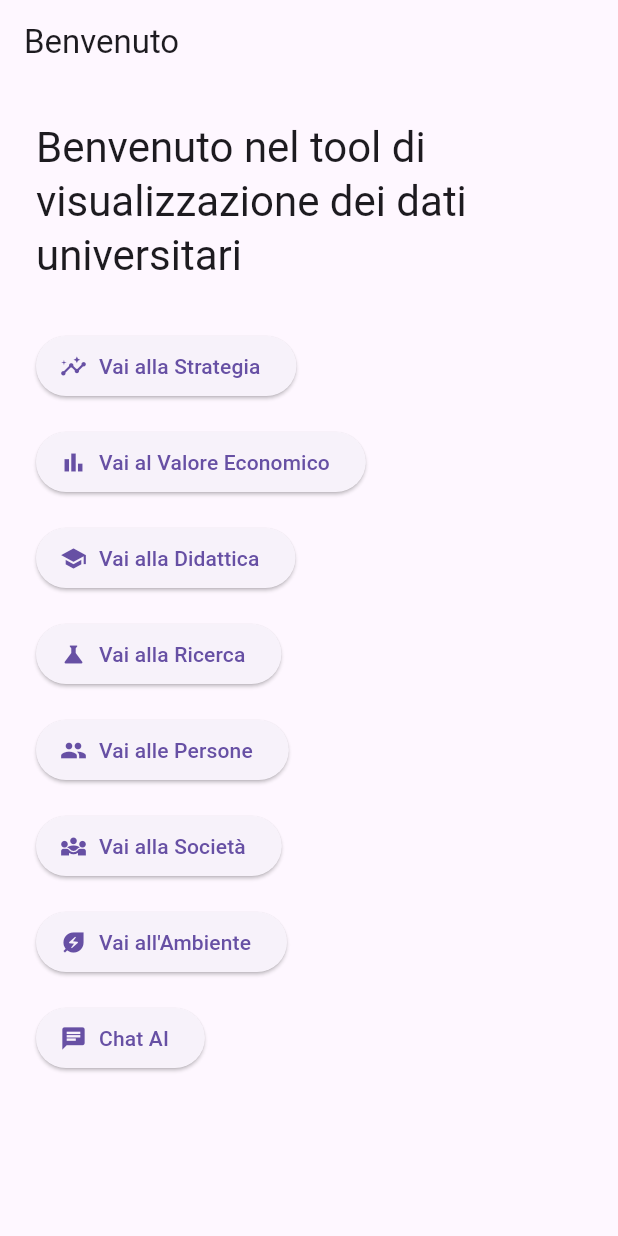
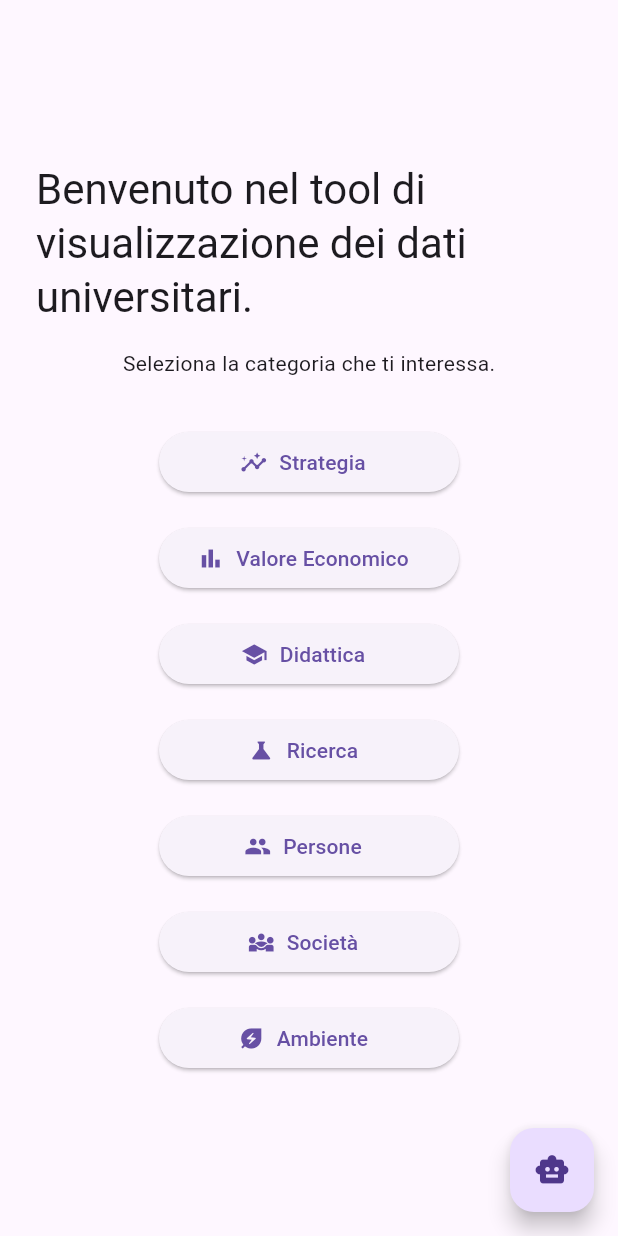
Before and after one commit to until-it-breaks/EcoReportNavigator, a Flutter app: the screen it shows after launch, on a phone screen of 412 x 824 dp. Run offline on Flutter 3.47's test engine with Material 3 defaults, Android fonts, the phone set to English and light mode, and no system bars; our stand-ins replace fl_chart.

```diff
--- a/frontend/app_client/lib/ui/pages/welcome_page.dart
+++ b/frontend/app_client/lib/ui/pages/welcome_page.dart
@@ -6,69 +6,75 @@ class WelcomePage extends StatelessWidget {
 
   @override
   Widget build(BuildContext context) {
+    final theme = Theme.of(context);
+
+    final buttons = [
+      _buildNavButton(Icons.insights, "Strategia", AppRoutes.strategy, context),
+      _buildNavButton(
+        Icons.bar_chart,
+        "Valore Economico",
+        AppRoutes.economic,
+        context,
+      ),
+      _buildNavButton(Icons.school, "Didattica", AppRoutes.teaching, context),
+      _buildNavButton(Icons.science, "Ricerca", AppRoutes.research, context),
+      _buildNavButton(Icons.people, "Persone", AppRoutes.people, context),
+      _buildNavButton(Icons.diversity_3, "Società", AppRoutes.society, context),
+      _buildNavButton(
+        Icons.energy_savings_leaf,
+        "Ambiente",
+        AppRoutes.environment,
+        context,
+      ),
+    ];
+
     return Scaffold(
-      appBar: AppBar(title: const Text("Benvenuto")),
       body: Padding(
         padding: const EdgeInsets.all(24),
+        child: Center(
           child: Column(
-          crossAxisAlignment: CrossAxisAlignment.start,
+            mainAxisAlignment: MainAxisAlignment.center,
             children: [
               Text(
-              "Benvenuto nel tool di visualizzazione dei dati universitari",
-              style: Theme.of(context).textTheme.headlineMedium,
+                "Benvenuto nel tool di visualizzazione dei dati universitari.",
+                style: theme.textTheme.headlineMedium,
+              ),
+              const SizedBox(height: 16),
+              Text(
+                "Seleziona la categoria che ti interessa.",
+                style: theme.textTheme.bodyMedium,
               ),
               const SizedBox(height: 32),
-            ElevatedButton.icon(
-              icon: const Icon(Icons.insights),
-              label: const Text("Vai alla Strategia"),
-              onPressed: () => Navigator.pushNamed(context, AppRoutes.strategy),
-            ),
-            const SizedBox(height: 16),
-            ElevatedButton.icon(
-              icon: const Icon(Icons.bar_chart),
-              label: const Text("Vai al Valore Economico"),
-              onPressed: () => Navigator.pushNamed(context, AppRoutes.economic),
-            ),
-            const SizedBox(height: 16),
-            ElevatedButton.icon(
-              icon: const Icon(Icons.school),
-              label: const Text("Vai alla Didattica"),
-              onPressed: () => Navigator.pushNamed(context, AppRoutes.teaching),
-            ),
-            const SizedBox(height: 16),
-            ElevatedButton.icon(
-              icon: const Icon(Icons.science),
-              label: const Text("Vai alla Ricerca"),
-              onPressed: () => Navigator.pushNamed(context, AppRoutes.research),
-            ),
-            const SizedBox(height: 16),
-            ElevatedButton.icon(
-              icon: const Icon(Icons.people),
-              label: const Text("Vai alle Persone"),
-              onPressed: () => Navigator.pushNamed(context, AppRoutes.people),
-            ),
-            const SizedBox(height: 16),
-            ElevatedButton.icon(
-              icon: const Icon(Icons.diversity_3),
-              label: const Text("Vai alla Società"),
-              onPressed: () => Navigator.pushNamed(context, AppRoutes.society),
-            ),
-            const SizedBox(height: 16),
-            ElevatedButton.icon(
-              icon: const Icon(Icons.energy_savings_leaf),
-              label: const Text("Vai all'Ambiente"),
-              onPressed:
-                  () => Navigator.pushNamed(context, AppRoutes.environment),
-            ),
-            const SizedBox(height: 16),
-            ElevatedButton.icon(
-              icon: const Icon(Icons.chat),
-              label: const Text("Chat AI"),
-              onPressed: () => Navigator.pushNamed(context, '/chat'),
+              Wrap(
+                spacing: 16,
+                runSpacing: 16,
+                alignment: WrapAlignment.center,
+                children: buttons,
               ),
             ],
           ),
         ),
+      ),
+      floatingActionButton: FloatingActionButton(
+        onPressed: () => {},
+        child: const Icon(Icons.smart_toy),
+      ),
+    );
+  }
+
+  Widget _buildNavButton(
+    IconData icon,
+    String label,
+    String route,
+    BuildContext context,
+  ) {
+    return SizedBox(
+      width: 200,
+      child: ElevatedButton.icon(
+        icon: Icon(icon),
+        label: Text(label, textAlign: TextAlign.center),
+        onPressed: () => Navigator.pushNamed(context, route),
+      ),
     );
   }
 }
```
Also changed, not shown: frontend/app_client/pubspec.yaml (+9 -0 lines), frontend/app_client/assets/icon/app_icon.png (added), frontend/app_client/pubspec.lock, 27 other files. Lines whose indentation alone changed are shown as unchanged.
